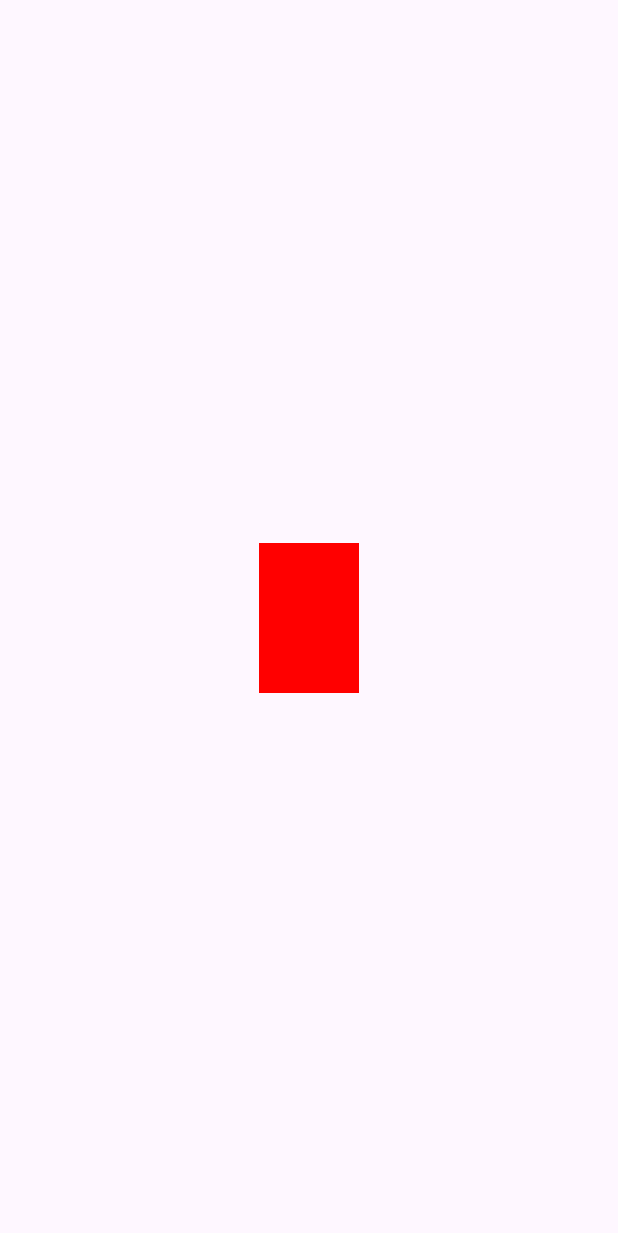
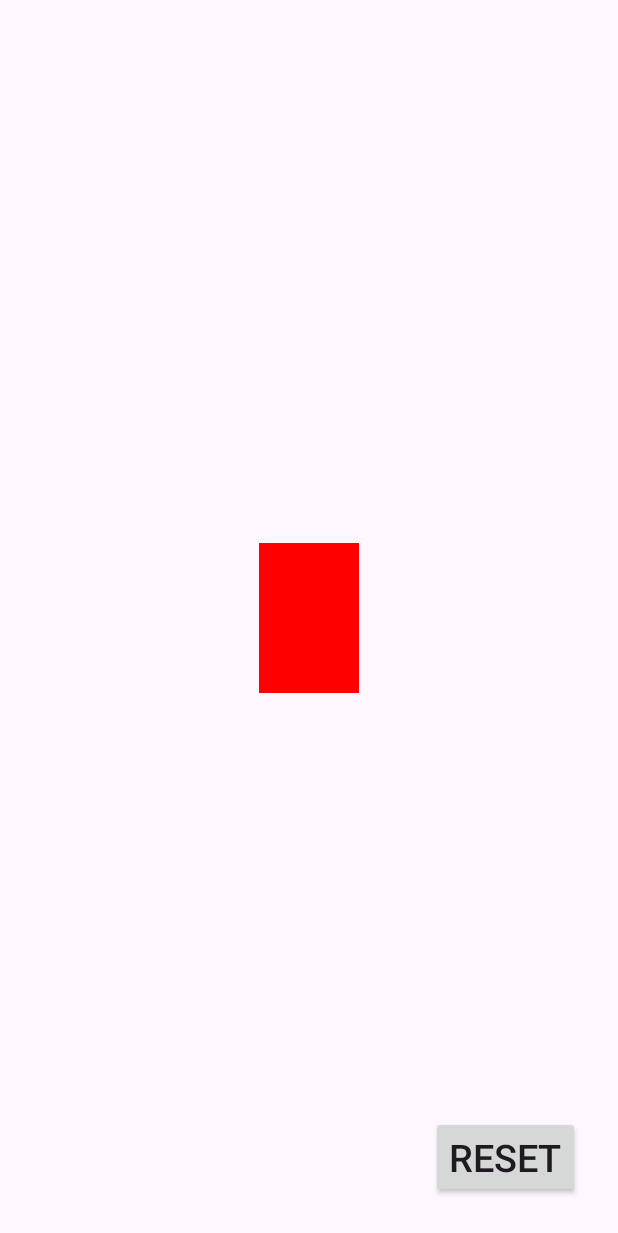
Before and after one commit to matiix310/iot-map-project, an Android app: the screen it shows after launch (MainActivity), on a phone screen of 412 x 824 dp. Shown: the top 1233 px of the screen. Run offline under Robolectric (Android 15) with nearby library versions, the light colour scheme and no system bars; libraries missing offline, so code that uses them is left out: org.eclipse.paho; 2 statements that could not run were skipped.

Commit message:
add: reset + fix: vehicle color

```diff
--- a/android-app/app/src/main/java/dev/matiix310/map/Canvas.kt
+++ b/android-app/app/src/main/java/dev/matiix310/map/Canvas.kt
@@ -6,12 +6,17 @@ import android.graphics.Color
 import android.graphics.Paint
 import android.graphics.Rect
 import android.util.Log
+import android.view.MotionEvent
 import android.view.View
-import android.view.WindowManager
+import android.widget.Button
+import org.eclipse.paho.client.mqttv3.IMqttActionListener
+import org.eclipse.paho.client.mqttv3.IMqttToken
+import kotlin.math.atan
 import kotlin.math.cos
 import kotlin.math.sin
+import kotlin.math.sqrt
 
-class Canvas(context: Context, private var windowManager: WindowManager): View(context) {
+class Canvas(context: Context, attrSet: android.util.AttributeSet): View(context, attrSet) {
 
     private val paint = Paint()
     private val vehicleWidth = 100
@@ -20,8 +25,53 @@ class Canvas(context: Context, private var windowManager: WindowManager): View(c
 
     private val obstacles = ArrayList<Point>()
     private var orientation = 0f
-    private val position: Point = Point(200, -100)
+    private val position: Point = Point(0, 0)
     private var vehicleColor = Color.RED;
+
+    override fun onTouchEvent(event: MotionEvent?): Boolean {
+        if (event != null) {
+            val dx = event.x - width / 2
+            val dy = -event.y + height / 2
+
+            Log.d("dx", dx.toString())
+            Log.d("dy", dy.toString())
+            var angle = (((atan(dx / dy) - orientation) / Math.PI) * 180).toInt()
+            val distance = sqrt(dx * dx + dy * dy).toInt()
+
+            if (dy < 0) {
+                if (dx > 0) {
+                    angle += 180
+                } else {
+                    angle -= 180
+                }
+            }
+
+
+            MainActivity.mqttClient.publish("Lego/Status", msg = "T${angle}", cbPublish = object: IMqttActionListener {
+                override fun onSuccess(asyncActionToken: IMqttToken?) {
+                }
+
+                override fun onFailure(asyncActionToken: IMqttToken?, exception: Throwable?) {
+                }
+            })
+
+            MainActivity.mqttClient.publish("Lego/Status", msg = "S${distance}", cbPublish = object: IMqttActionListener {
+                override fun onSuccess(asyncActionToken: IMqttToken?) {
+                }
+
+                override fun onFailure(asyncActionToken: IMqttToken?, exception: Throwable?) {
+                }
+            })
+
+            // Turn: T`angle`
+            // Move: D`distance`
+        }
+        return this.performClick()
+    }
+
+    override fun performClick(): Boolean {
+        return super.performClick()
+    }
 
     override fun onDraw(canvas: Canvas) {
         super.onDraw(canvas)
@@ -34,19 +84,22 @@ class Canvas(context: Context, private var windowManager: WindowManager): View(c
 
         for (obstacle in obstacles) {
             canvas.drawPoint(
-                windowManager.defaultDisplay.width / 2 - position.x + obstacle.x.toFloat(),
-                windowManager.defaultDisplay.height / 2 + position.y - obstacle.y.toFloat(),
+                width / 2 - position.x + obstacle.x.toFloat(),
+                height / 2 + position.y - obstacle.y.toFloat(),
                 paint)
         }
 
         // Draw the vehicle
         paint.color = vehicleColor
-        val x = (windowManager.defaultDisplay.width - vehicleWidth) / 2
-        val y = (windowManager.defaultDisplay.height - vehicleHeight) / 2
+        val x = (width - vehicleWidth) / 2
+        val y = (height - vehicleHeight) / 2
         val rect = Rect(x, y, x + vehicleWidth, y + vehicleHeight)
 
         canvas.save()
-        canvas.rotate(orientation, windowManager.defaultDisplay.width / 2f, windowManager.defaultDisplay.height / 2f)
+        canvas.rotate(
+            orientation,
+            width / 2f,
+            height / 2f)
         canvas.drawRect(rect, paint)
         canvas.restore()
     }
@@ -77,6 +130,14 @@ class Canvas(context: Context, private var windowManager: WindowManager): View(c
         vehicleColor = color
         invalidate()
     }
+
+    fun reset() {
+        position.x = 0
+        position.y = 0
+        orientation = 0f
+        obstacles.clear()
+        invalidate()
+    }
 }
 
 class Point(var x: Int, var y: Int)
--- a/android-app/app/src/main/java/dev/matiix310/map/MQTTClient.kt
+++ b/android-app/app/src/main/java/dev/matiix310/map/MQTTClient.kt
@@ -16,7 +16,7 @@ class MQTTClient(context: Context,
         options.isAutomaticReconnect = true
         options.connectionTimeout = 0
         options.keepAliveInterval = 0
-        options.maxReconnectDelay = 5000
+        options.maxReconnectDelay = 1000
 
         try {
             mqttClient.connect(options, null, cbConnect)
@@ -73,4 +73,8 @@ class MQTTClient(context: Context,
             e.printStackTrace()
         }
     }
+
+    fun isConnected(): Boolean {
+        return this.mqttClient.isConnected
+    }
 }
--- a/android-app/app/src/main/java/dev/matiix310/map/MainActivity.kt
+++ b/android-app/app/src/main/java/dev/matiix310/map/MainActivity.kt
@@ -4,7 +4,13 @@ import MQTTClient
 import android.content.Context
 import android.graphics.Color
 import android.os.Bundle
+import android.os.Handler
+import android.os.Looper
+import android.util.AttributeSet
 import android.util.Log
+import android.view.View
+import android.view.WindowManager
+import android.widget.Button
 import android.widget.Toast
 import androidx.activity.ComponentActivity
 import org.eclipse.paho.client.mqttv3.IMqttActionListener
@@ -16,11 +22,16 @@ import org.eclipse.paho.client.mqttv3.MqttMessage
 
 class MainActivity : ComponentActivity() {
     lateinit var canvas: Canvas;
-    lateinit var mqttClient: MQTTClient
     val context: Context = this;
+
+    companion object {
+        lateinit var mqttClient: MQTTClient
+    }
 
     override fun onCreate(savedInstanceState: Bundle?) {
         super.onCreate(savedInstanceState)
+        setContentView(R.layout.activity_canvas);
+        canvas = findViewById(R.id.canvas)
 
         val intent = intent
         val ip = intent.getStringExtra("ip")
@@ -97,6 +108,20 @@ class MainActivity : ComponentActivity() {
                 override fun connectionLost(cause: Throwable?) {
                     Log.d(this.javaClass.name, "Connection lost ${cause.toString()}")
                     canvas.changeVehicleColor(Color.RED)
+
+                    val mainHandler = Handler(Looper.getMainLooper())
+
+                    mainHandler.post(object : Runnable {
+                        override fun run() {
+                            if (mqttClient.isConnected()) {
+                                canvas.changeVehicleColor(Color.GREEN)
+                            } else {
+                                canvas.changeVehicleColor(Color.RED)
+                                mainHandler.postDelayed(this, 1000)
+                            }
+                        }
+                    })
+
                 }
 
                 override fun deliveryComplete(token: IMqttDeliveryToken?) {
@@ -104,7 +129,20 @@ class MainActivity : ComponentActivity() {
                 }
             })
 
-        canvas = Canvas(this, windowManager);
-        setContentView(canvas);
+        val resetButton = findViewById<Button>(R.id.reset_button)
+
+        resetButton.setOnClickListener { canvas.reset() }
+
+    }
+
+    override fun onDestroy() {
+        super.onDestroy()
+        mqttClient.disconnect(object: IMqttActionListener {
+            override fun onSuccess(asyncActionToken: IMqttToken?) {
+            }
+
+            override fun onFailure(asyncActionToken: IMqttToken?, exception: Throwable?) {
+            }
+        })
     }
 }
--- a/android-app/app/src/main/java/dev/matiix310/map/Menu.kt
+++ b/android-app/app/src/main/java/dev/matiix310/map/Menu.kt
@@ -1,10 +1,8 @@
 package dev.matiix310.map
 
-import android.R.attr.value
 import android.content.Intent
 import android.os.Bundle
 import android.widget.EditText
-import android.widget.TextView
 import androidx.appcompat.app.AppCompatActivity
 
 
--- /dev/null
+++ b/android-app/app/src/main/res/layout/activity_canvas.xml
@@ -0,0 +1,25 @@
+<?xml version="1.0" encoding="utf-8"?>
+<androidx.constraintlayout.widget.ConstraintLayout xmlns:android="http://schemas.android.com/apk/res/android"
+    xmlns:app="http://schemas.android.com/apk/res-auto"
+    android:layout_width="match_parent"
+    android:layout_height="match_parent">
+
+    <dev.matiix310.map.Canvas
+        android:id="@+id/canvas"
+        android:layout_width="match_parent"
+        android:layout_height="match_parent"
+        app:layout_constraintBottom_toBottomOf="parent"
+        app:layout_constraintEnd_toEndOf="parent"
+        app:layout_constraintStart_toStartOf="parent"
+        app:layout_constraintTop_toTopOf="parent" />
+
+    <Button
+        android:id="@+id/reset_button"
+        android:layout_width="wrap_content"
+        android:layout_height="wrap_content"
+        app:layout_constraintBottom_toBottomOf="parent"
+        app:layout_constraintEnd_toEndOf="parent"
+        android:text="reset"
+        android:layout_margin="25dp"
+        android:textSize="25sp"/>
+</androidx.constraintlayout.widget.ConstraintLayout>
```
